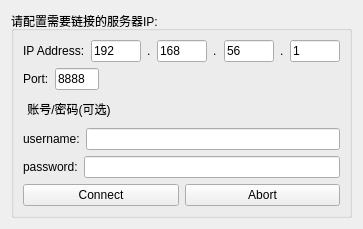
First picture: the form in ip_controlpanel.ui, repository kechuan/HTTP-QT, before the edit.
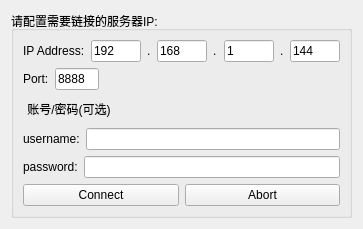
Second picture: the form after the edit.

Diff of the .ui file:
```diff
--- a/ip_controlpanel.ui
+++ b/ip_controlpanel.ui
@@ -101,7 +101,7 @@
              </size>
             </property>
             <property name="text">
-             <string>56</string>
+             <string>1</string>
             </property>
            </widget>
           </item>
@@ -121,7 +121,7 @@
              </size>
             </property>
             <property name="text">
-             <string>1</string>
+             <string>144</string>
             </property>
            </widget>
           </item>
```
